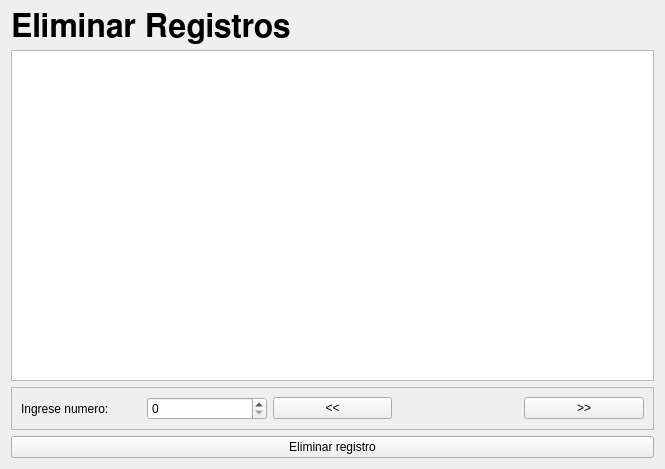
First picture: the form in deleterecordwindow.ui, repository carlosvelaquez/ProyectoEDII, before the edit.
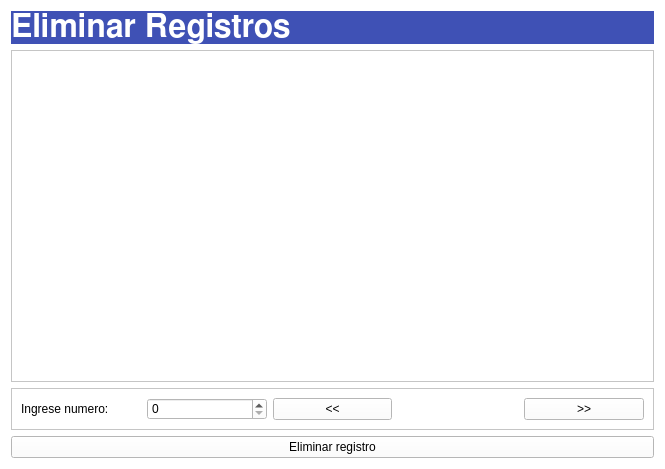
Second picture: the form after the edit.

What changed in the file:
```diff
--- a/deleterecordwindow.ui
+++ b/deleterecordwindow.ui
@@ -13,6 +13,9 @@
   <property name="windowTitle">
    <string>Form</string>
   </property>
+  <property name="styleSheet">
+   <string notr="true">background-color: white;</string>
+  </property>
   <layout class="QVBoxLayout" name="verticalLayout">
    <item>
     <widget class="QLabel" name="label">
@@ -24,6 +27,10 @@
        <bold>true</bold>
       </font>
      </property>
+     <property name="styleSheet">
+      <string notr="true">background-color:#3F51B5;
+color: white;</string>
+     </property>
      <property name="text">
       <string>Eliminar Registros</string>
      </property>
```
